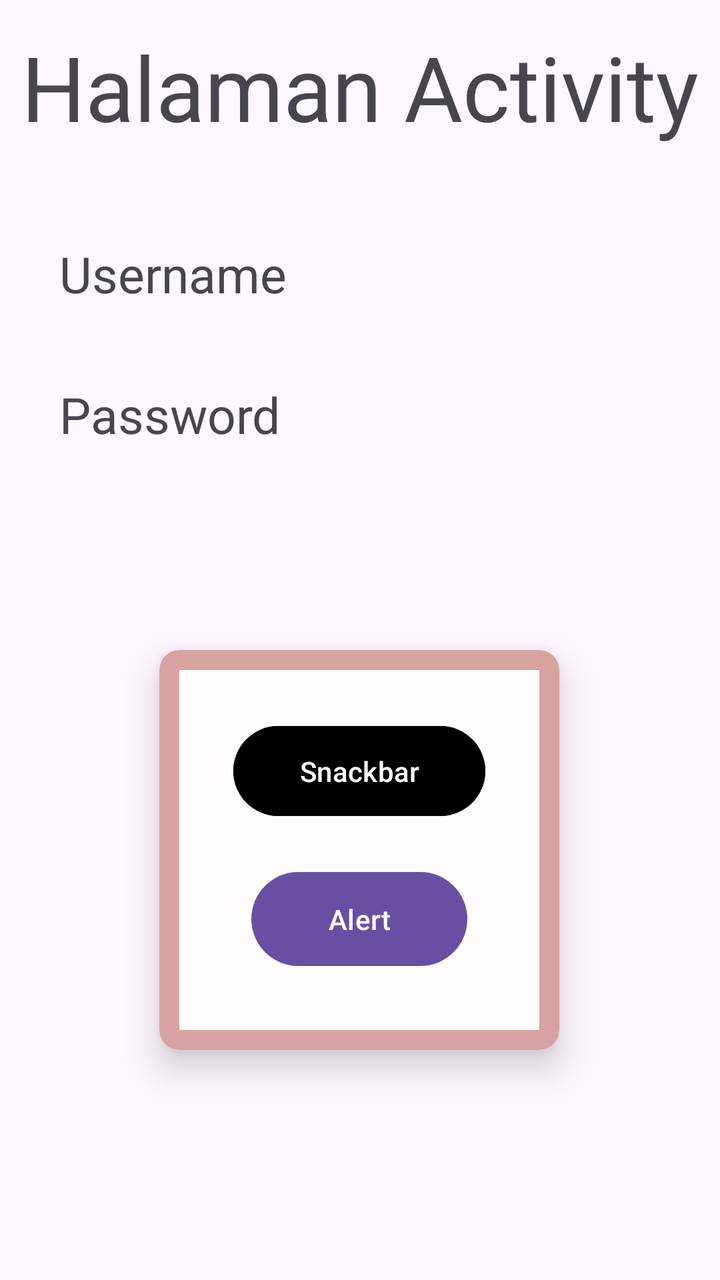
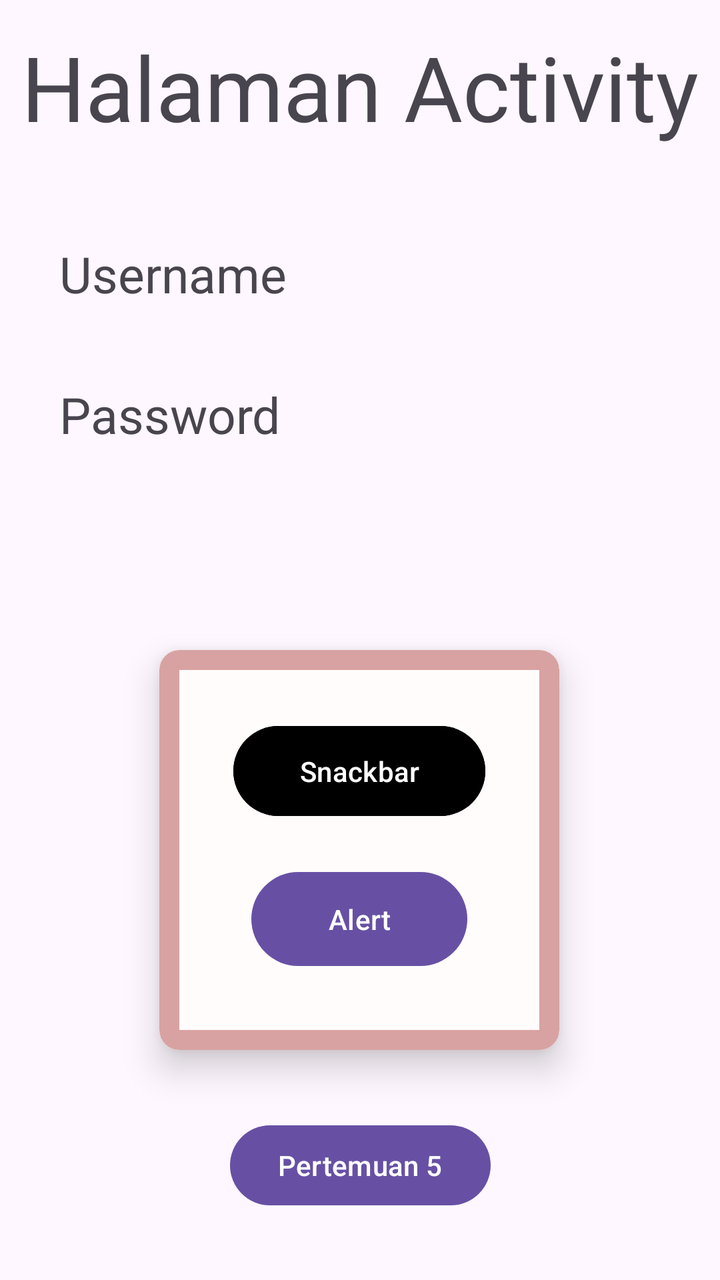

Screens rendered from an Android XML layout before and after an edit, with the pre-edit source and the edit as a unified diff.
<!-- AndroidManifest.xml: application theme Theme.AdityaAuliaSubhan_3TIA -->
<!-- res/layout/activity_main.xml -->
<?xml version="1.0" encoding="utf-8"?>
<androidx.constraintlayout.widget.ConstraintLayout xmlns:android="http://schemas.android.com/apk/res/android"
    xmlns:app="http://schemas.android.com/apk/res-auto"
    xmlns:tools="http://schemas.android.com/tools"
    android:id="@+id/main"
    android:layout_width="match_parent"
    android:layout_height="match_parent"
    tools:context=".MainActivity">

    <TextView
        android:id="@+id/txtUsername"
        android:layout_width="wrap_content"
        android:layout_height="wrap_content"
        android:layout_marginTop="120dp"
        android:text="Username"
        android:textSize="25dp"

        app:layout_constraintEnd_toEndOf="parent"
        app:layout_constraintHorizontal_bias="0.121"
        app:layout_constraintStart_toStartOf="parent"
        app:layout_constraintTop_toTopOf="parent" />

    <TextView
        android:id="@+id/txtPassword"
        android:layout_width="wrap_content"
        android:layout_height="wrap_content"
        android:layout_marginTop="32dp"
        android:text="Password"
        android:textSize="25dp"
        app:layout_constraintBottom_toBottomOf="parent"
        app:layout_constraintEnd_toEndOf="@+id/txtUsername"
        app:layout_constraintHorizontal_bias="0.0"
        app:layout_constraintStart_toStartOf="@+id/txtUsername"
        app:layout_constraintTop_toBottomOf="@+id/txtUsername"
        app:layout_constraintVertical_bias="0.011" />

    <TextView
        android:id="@+id/textView4"
        android:layout_width="wrap_content"
        android:layout_height="wrap_content"
        android:text="Halaman Activity"
        android:textSize="45dp"
        app:layout_constraintBottom_toBottomOf="parent"
        app:layout_constraintEnd_toEndOf="parent"
        app:layout_constraintStart_toStartOf="parent"
        app:layout_constraintTop_toTopOf="parent"
        app:layout_constraintVertical_bias="0.023" />


    <com.google.android.material.card.MaterialCardView
        android:layout_width="200dp"
        android:layout_height="200dp"
        android:layout_marginTop="80dp"
        app:cardElevation="10dp"
        app:cardCornerRadius="10dp"
        app:cardBackgroundColor="@color/white"
        app:strokeWidth="10dp"
        app:strokeColor="@color/pink"
        app:layout_constraintBottom_toBottomOf="parent"
        app:layout_constraintEnd_toEndOf="parent"
        app:layout_constraintHorizontal_bias="0.497"
        app:layout_constraintStart_toStartOf="parent"
        app:layout_constraintTop_toBottomOf="@+id/txtPassword"
        app:layout_constraintVertical_bias="0.154">

        <androidx.constraintlayout.widget.ConstraintLayout
            android:layout_width="match_parent"
            android:layout_height="match_parent"
            android:layout_margin="10dp">


            <Button
                android:id="@+id/alert"
                android:layout_width="108dp"
                android:layout_height="55dp"
                android:layout_marginHorizontal="90dp"
                android:layout_marginBottom="28dp"
                android:text="Alert"
                app:layout_constraintBottom_toBottomOf="parent"
                app:layout_constraintEnd_toEndOf="parent"
                app:layout_constraintStart_toStartOf="parent" />

            <Button
                android:id="@+id/snackbar"
                android:layout_width="126dp"
                android:layout_height="53dp"
                android:layout_marginHorizontal="90dp"
                android:backgroundTint="@color/black"
                android:text="Snackbar"
                app:layout_constraintBottom_toTopOf="@+id/alert"
                app:layout_constraintEnd_toEndOf="parent"
                app:layout_constraintStart_toStartOf="parent"
                app:layout_constraintTop_toTopOf="parent"
                app:layout_constraintVertical_bias="0.546" />

        </androidx.constraintlayout.widget.ConstraintLayout>


    </com.google.android.material.card.MaterialCardView>

</androidx.constraintlayout.widget.ConstraintLayout>
<!-- resources referenced by this layout -->
<resources>
  <color name="black">#FF000000</color>
  <color name="pink">#D8A2A2</color>
  <color name="white">#FFFCFB</color>
  <style name="Theme.AdityaAuliaSubhan_3TIA" parent="Base.Theme.AdityaAuliaSubhan_3TIA" />
  <style name="Base.Theme.AdityaAuliaSubhan_3TIA" parent="Theme.Material3.DayNight.NoActionBar">
          
          
      </style>
</resources>

<!-- the commit's change to res/layout/activity_main.xml (unified diff, before → after) -->
@@ -48,20 +48,21 @@
 
 
     <com.google.android.material.card.MaterialCardView
+        android:id="@+id/materialCardView"
         android:layout_width="200dp"
         android:layout_height="200dp"
         android:layout_marginTop="80dp"
+        app:cardBackgroundColor="@color/white"
+        app:cardCornerRadius="10dp"
         app:cardElevation="10dp"
-        app:cardCornerRadius="10dp"
-        app:cardBackgroundColor="@color/white"
-        app:strokeWidth="10dp"
-        app:strokeColor="@color/pink"
         app:layout_constraintBottom_toBottomOf="parent"
         app:layout_constraintEnd_toEndOf="parent"
         app:layout_constraintHorizontal_bias="0.497"
         app:layout_constraintStart_toStartOf="parent"
         app:layout_constraintTop_toBottomOf="@+id/txtPassword"
-        app:layout_constraintVertical_bias="0.154">
+        app:layout_constraintVertical_bias="0.154"
+        app:strokeColor="@color/pink"
+        app:strokeWidth="10dp">
 
         <androidx.constraintlayout.widget.ConstraintLayout
             android:layout_width="match_parent"
@@ -98,4 +99,14 @@
 
     </com.google.android.material.card.MaterialCardView>
 
+    <Button
+        android:id="@+id/btntolima"
+        android:layout_width="wrap_content"
+        android:layout_height="wrap_content"
+        android:text="Pertemuan 5"
+        app:layout_constraintBottom_toBottomOf="parent"
+        app:layout_constraintEnd_toEndOf="parent"
+        app:layout_constraintStart_toStartOf="parent"
+        app:layout_constraintTop_toBottomOf="@+id/materialCardView" />
+
 </androidx.constraintlayout.widget.ConstraintLayout>
